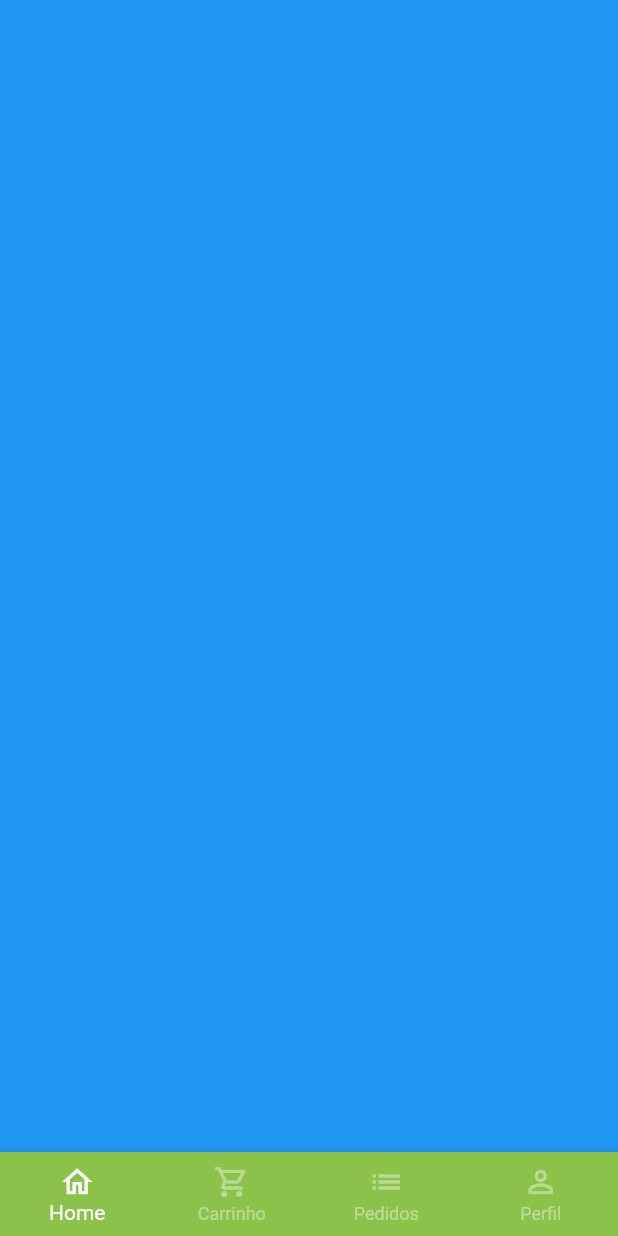
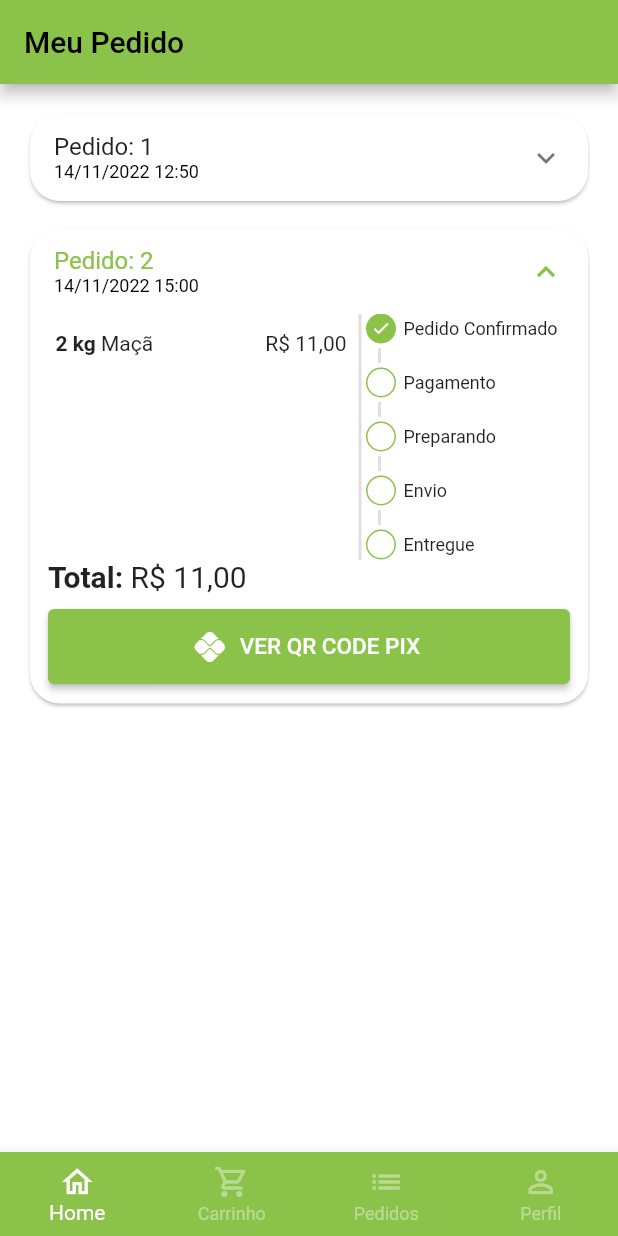
Before and after one commit to glesiosantos/greengrocer, a Flutter app: the BaseSreen screen opened directly, swiped to page 3, on a phone screen of 412 x 824 dp. Run offline on Flutter 3.47's test engine with Material 2 defaults, Android fonts, the phone set to English and light mode, and no system bars; our stand-ins replace animated_text_kit, mask_text_input_formatter, qr_flutter.

Commit message:
concluindo tela de pedidos (#6)

```diff
--- /dev/null
+++ b/lib/src/custom/payment_dialog.dart
@@ -0,0 +1,63 @@
+import 'package:flutter/material.dart';
+import 'package:greengrocer/src/models/order_model.dart';
+import 'package:greengrocer/src/services/utils-services.dart';
+import 'package:qr_flutter/qr_flutter.dart';
+
+class PaymentDialog extends StatelessWidget {
+  final OrderModel order;
+  final utilServices = UtilsServices();
+  PaymentDialog({super.key, required this.order});
+
+  @override
+  Widget build(BuildContext context) {
+    return Dialog(
+      child: Stack(
+        alignment: Alignment.center,
+        children: [
+          Padding(
+            padding: const EdgeInsets.all(8.0),
+            child: Column(
+              mainAxisSize: MainAxisSize.min,
+              children: [
+                Padding(
+                  padding: const EdgeInsets.symmetric(vertical: 10),
+                  child: Text(
+                    'Pagamento com Pix'.toUpperCase(),
+                    style: const TextStyle(
+                      fontSize: 18,
+                      fontWeight: FontWeight.bold,
+                    ),
+                  ),
+                ),
+                QrImage(
+                  data: order.copyAndPaste.toString(),
+                  version: QrVersions.auto,
+                  size: 200.0,
+                ),
+                Text(
+                  'Vencimento: ${utilServices.formatDateTime(order.overdueDateTime)}',
+                  style: const TextStyle(fontSize: 12),
+                ),
+                Text(
+                  'Total: ${utilServices.priceToCurrency(order.total)}',
+                  style: const TextStyle(
+                      fontSize: 18, fontWeight: FontWeight.bold),
+                ),
+                OutlinedButton.icon(
+                    onPressed: () {},
+                    icon: const Icon(Icons.copy),
+                    label: Text('Copiar QR Code'.toUpperCase()))
+              ],
+            ),
+          ),
+          Positioned(
+              top: 0,
+              right: 0,
+              child: IconButton(
+                  onPressed: () => Navigator.of(context).pop(),
+                  icon: const Icon(Icons.close)))
+        ],
+      ),
+    );
+  }
+}
--- /dev/null
+++ b/lib/src/models/order_model.dart
@@ -0,0 +1,21 @@
+import 'package:greengrocer/src/models/cart_item_model.dart';
+
+class OrderModel {
+  String id;
+  DateTime createdDateTime;
+  DateTime overdueDateTime;
+  List<CartItemModel> items;
+  String status;
+  String? copyAndPaste;
+  double total;
+
+  OrderModel({
+    required this.id,
+    required this.createdDateTime,
+    required this.overdueDateTime,
+    required this.items,
+    required this.status,
+    this.copyAndPaste,
+    required this.total,
+  });
+}
--- a/lib/src/pages/base/base_screen.dart
+++ b/lib/src/pages/base/base_screen.dart
@@ -1,6 +1,7 @@
 import 'package:flutter/material.dart';
 import 'package:greengrocer/src/config/custom_colors.dart';
 import 'package:greengrocer/src/pages/cart/cart_tab.dart';
+import 'package:greengrocer/src/pages/order/order_tab.dart';
 import 'package:greengrocer/src/pages/profile/profile_tab.dart';
 
 import '../home/home_tab.dart';
@@ -22,13 +23,11 @@ class _BaseSreenState extends State<BaseSreen> {
       body: PageView(
         physics: const NeverScrollableScrollPhysics(),
         controller: pageController,
-        children: [
-          const HomeTab(),
-          const CartTab(),
-          Container(
-            color: Colors.blue,
-          ),
-          const ProfileTab(),
+        children: const [
+          HomeTab(),
+          CartTab(),
+          OrderTab(),
+          ProfileTab(),
         ],
       ),
       bottomNavigationBar: BottomNavigationBar(
--- a/lib/src/pages/cart/cart_tab.dart
+++ b/lib/src/pages/cart/cart_tab.dart
@@ -1,6 +1,7 @@
 import 'package:flutter/material.dart';
 import 'package:greengrocer/src/config/custom_colors.dart';
 import 'package:greengrocer/src/custom/custom_elevated_button.dart';
+import 'package:greengrocer/src/custom/payment_dialog.dart';
 import 'package:greengrocer/src/pages/cart/components/cart_item_tile.dart';
 import 'package:greengrocer/src/services/utils-services.dart';
 import '../../models/cart_item_model.dart';
@@ -86,7 +87,11 @@ class _CartTabState extends State<CartTab> {
                     textButton: 'Concluir Pedido'.toUpperCase(),
                     onPressed: () async {
                       bool? result = await showOrderConfirmation();
-                      print(result);
+                      showDialog(
+                        context: context,
+                        builder: (context) =>
+                            PaymentDialog(order: appData.orders.first),
+                      );
                     })
               ],
             ),
--- /dev/null
+++ b/lib/src/pages/order/components/order_item_details.dart
@@ -0,0 +1,27 @@
+import 'package:flutter/cupertino.dart';
+import 'package:greengrocer/src/models/cart_item_model.dart';
+import 'package:greengrocer/src/services/utils-services.dart';
+
+class OrderItemDetails extends StatelessWidget {
+  final CartItemModel item;
+  final utilService = UtilsServices();
+
+  OrderItemDetails({super.key, required this.item});
+
+  @override
+  Widget build(BuildContext context) {
+    return Padding(
+      padding: const EdgeInsets.all(5),
+      child: Row(
+        children: [
+          Text(
+            '${item.quantity} ${item.item.unit} ',
+            style: const TextStyle(fontWeight: FontWeight.bold),
+          ),
+          Expanded(child: Text(item.item.itemName)),
+          Text(utilService.priceToCurrency(item.totalPrice()))
+        ],
+      ),
+    );
+  }
+}
--- /dev/null
+++ b/lib/src/pages/order/components/order_status_widget.dart
@@ -0,0 +1,116 @@
+import 'package:flutter/material.dart';
+import 'package:greengrocer/src/config/custom_colors.dart';
+
+class OrderStatusWidget extends StatelessWidget {
+  final String status;
+  final bool isOverdue;
+
+  final Map<String, int> allStatus = <String, int>{
+    'pending_payment': 0,
+    'refunred': 1,
+    'paid': 2,
+    'preparing_purchase': 3,
+    'shipping': 4,
+    'delivered': 5
+  };
+
+  int get currentStatus => allStatus[status]!;
+
+  OrderStatusWidget({
+    super.key,
+    required this.status,
+    required this.isOverdue,
+  });
+
+  @override
+  Widget build(BuildContext context) {
+    return Column(
+      crossAxisAlignment: CrossAxisAlignment.start,
+      children: [
+        const _StatusDots(isActive: true, title: 'Pedido Confirmado'),
+        const _CustomDivider(),
+        if (currentStatus == 1) ...[
+          const _StatusDots(
+            isActive: true,
+            title: 'Valor Extornado',
+            backgroundColor: Colors.orange,
+          )
+        ] else if (isOverdue) ...[
+          const _StatusDots(
+            isActive: true,
+            title: 'Pagamento vencido',
+            backgroundColor: Colors.red,
+          )
+        ] else ...[
+          _StatusDots(isActive: currentStatus >= 2, title: 'Pagamento'),
+          const _CustomDivider(),
+          _StatusDots(isActive: currentStatus >= 3, title: 'Preparando'),
+          const _CustomDivider(),
+          _StatusDots(isActive: currentStatus >= 4, title: 'Envio'),
+          const _CustomDivider(),
+          _StatusDots(isActive: currentStatus >= 5, title: 'Entregue'),
+        ]
+      ],
+    );
+  }
+}
+
+class _CustomDivider extends StatelessWidget {
+  const _CustomDivider();
+
+  @override
+  Widget build(BuildContext context) {
+    return Container(
+      height: 10,
+      margin: const EdgeInsets.symmetric(horizontal: 8, vertical: 3),
+      width: 2,
+      color: Colors.grey.shade300,
+    );
+  }
+}
+
+class _StatusDots extends StatelessWidget {
+  final bool isActive;
+  final String title;
+  final Color? backgroundColor;
+
+  const _StatusDots(
+      {required this.isActive, required this.title, this.backgroundColor});
+
+  @override
+  Widget build(BuildContext context) {
+    return Row(
+      children: [
+        Container(
+          alignment: Alignment.center,
+          height: 20,
+          width: 20,
+          decoration: BoxDecoration(
+            shape: BoxShape.circle,
+            border: Border.all(color: CustomColors.customSwatchColor),
+            color: isActive
+                ? backgroundColor ?? CustomColors.customSwatchColor
+                : Colors.transparent,
+          ),
+          child: isActive
+              ? const Icon(
+                  Icons.check,
+                  size: 13,
+                  color: Colors.white,
+                )
+              : const SizedBox.shrink(),
+        ),
+        const SizedBox(
+          width: 5,
+        ),
+        Expanded(
+            child: Text(
+          title,
+          style: const TextStyle(
+            fontSize: 12,
+          ),
+        ))
+      ],
+    );
+  }
+}
--- /dev/null
+++ b/lib/src/pages/order/components/order_tile.dart
@@ -0,0 +1,112 @@
+import 'package:flutter/material.dart';
+import 'package:greengrocer/src/custom/payment_dialog.dart';
+import 'package:greengrocer/src/models/order_model.dart';
+import 'package:greengrocer/src/pages/order/components/order_item_details.dart';
+import 'package:greengrocer/src/pages/order/components/order_status_widget.dart';
+import 'package:greengrocer/src/services/utils-services.dart';
+
+class OrderTile extends StatelessWidget {
+  final OrderModel order;
+  final utilService = UtilsServices();
+
+  OrderTile({
+    super.key,
+    required this.order,
+  });
+
+  @override
+  Widget build(BuildContext context) {
+    return Card(
+      shape: RoundedRectangleBorder(borderRadius: BorderRadius.circular(20)),
+      child: Theme(
+        data: Theme.of(context).copyWith(dividerColor: Colors.transparent),
+        child: ExpansionTile(
+          initiallyExpanded: order.status == 'pending_payment',
+          title: Column(
+            mainAxisSize: MainAxisSize.min,
+            crossAxisAlignment: CrossAxisAlignment.start,
+            children: [
+              Text('Pedido: ${order.id}'),
+              Text(
+                utilService.formatDateTime(order.createdDateTime),
+                style: const TextStyle(fontSize: 12, color: Colors.black),
+              ),
+            ],
+          ),
+          childrenPadding: const EdgeInsets.fromLTRB(12, 0, 12, 12),
+          expandedCrossAxisAlignment: CrossAxisAlignment.stretch,
+          children: [
+            IntrinsicHeight(
+              child: Row(
+                children: [
+                  Expanded(
+                    flex: 3,
+                    child: SizedBox(
+                      height: 150,
+                      child: ListView(
+                          children: order.items
+                              .map((orderItem) =>
+                                  OrderItemDetails(item: orderItem))
+                              .toList()),
+                    ),
+                  ),
+                  VerticalDivider(
+                    color: Colors.grey.shade300,
+                    thickness: 2,
+                    width: 8,
+                  ),
+                  Expanded(
+                    flex: 2,
+                    child: OrderStatusWidget(
+                        status: order.status,
+                        isOverdue:
+                            order.overdueDateTime.isBefore(DateTime.now())),
+                  )
+                ],
+              ),
+            ),
+            Text.rich(
+              TextSpan(
+                style: const TextStyle(fontSize: 20),
+                children: [
+                  const TextSpan(
+                    text: 'Total: ',
+                    style: TextStyle(fontWeight: FontWeight.bold),
+                  ),
+                  TextSpan(
+                    text: utilService.priceToCurrency(order.total),
+                  ),
+                ],
+              ),
+            ),
+            const SizedBox(
+              height: 10,
+            ),
+            Visibility(
+              visible: order.status == 'pending_payment',
+              child: SizedBox(
+                height: 50,
+                child: ElevatedButton.icon(
+                    onPressed: () {
+                      showDialog(
+                          context: context,
+                          builder: (_) => PaymentDialog(
+                                order: order,
+                              ));
+                    },
+                    icon: const Icon(
+                      Icons.pix,
+                      color: Colors.white,
+                    ),
+                    label: Text(
+                      'Ver QR Code PIX'.toUpperCase(),
+                      style: const TextStyle(color: Colors.white, fontSize: 15),
+                    )),
+              ),
+            )
+          ],
+        ),
+      ),
+    );
+  }
+}
--- /dev/null
+++ b/lib/src/pages/order/order_tab.dart
@@ -0,0 +1,29 @@
+import 'package:flutter/material.dart';
+import 'package:greengrocer/src/pages/order/components/order_tile.dart';
+
+import '../../shared/app_data.dart' as appData;
+
+class OrderTab extends StatelessWidget {
+  const OrderTab({super.key});
+
+  @override
+  Widget build(BuildContext context) {
+    return Scaffold(
+      appBar: AppBar(
+        title: const Text(
+          'Meu Pedido',
+          selectionColor: Colors.white,
+        ),
+      ),
+      body: ListView.separated(
+        padding: const EdgeInsets.all(16),
+        physics: const BouncingScrollPhysics(),
+        itemBuilder: (_, index) => OrderTile(order: appData.orders[index]),
+        separatorBuilder: (_, index) => const SizedBox(
+          height: 10,
+        ),
+        itemCount: appData.orders.length,
+      ),
+    );
+  }
+}
--- a/lib/src/services/utils-services.dart
+++ b/lib/src/services/utils-services.dart
@@ -1,6 +1,13 @@
+import 'package:intl/date_symbol_data_local.dart';
 import 'package:intl/intl.dart';
 
 class UtilsServices {
   String priceToCurrency(double price) =>
       NumberFormat.simpleCurrency(locale: 'pt_BR').format(price);
+
+  String formatDateTime(DateTime dateTime) {
+    initializeDateFormatting();
+    DateFormat dateFormat = DateFormat.yMd('pt_BR').add_Hm();
+    return dateFormat.format(dateTime);
+  }
 }
--- a/lib/src/shared/app_data.dart
+++ b/lib/src/shared/app_data.dart
@@ -1,5 +1,6 @@
 import 'package:greengrocer/src/models/cart_item_model.dart';
 import 'package:greengrocer/src/models/item_model.dart';
+import 'package:greengrocer/src/models/order_model.dart';
 import 'package:greengrocer/src/models/user_model.dart';
 
 ItemModel apple = ItemModel(
@@ -96,3 +97,38 @@ List<CartItemModel> cartItems = [
     quantity: 3,
   ),
 ];
+
+List<OrderModel> orders = [
+  OrderModel(
+    id: '1',
+    createdDateTime: DateTime.parse('2022-11-14 12:50:10'),
+    overdueDateTime: DateTime.parse('2022-11-14 13:50:10'),
+    copyAndPaste: '11B6CDAFBF9217802AC3B1093A0D815D805D4EEA',
+    items: [
+      CartItemModel(
+        item: apple,
+        quantity: 2,
+      ),
+      CartItemModel(
+        item: guava,
+        quantity: 5,
+      ),
+    ],
+    status: 'delivered',
+    total: 68.50,
+  ),
+  OrderModel(
+    id: '2',
+    createdDateTime: DateTime.parse('2022-11-14 15:00:10'),
+    overdueDateTime: DateTime.parse('2022-11-15 15:00:10'),
+    copyAndPaste: '11B6CDAFBF9217802AC3B1093A0D815D805D4EEA',
+    items: [
+      CartItemModel(
+        item: apple,
+        quantity: 2,
+      ),
+    ],
+    status: 'pending_payment',
+    total: 11.0,
+  )
+];
--- a/pubspec.yaml
+++ b/pubspec.yaml
@@ -38,6 +38,7 @@ dependencies:
   animated_text_kit: ^4.2.2
   mask_text_input_formatter: ^2.4.0
   intl: ^0.17.0
+  qr_flutter: ^4.0.0
 
 dev_dependencies:
   flutter_test:
```
Also changed, not shown: pubspec.lock.
